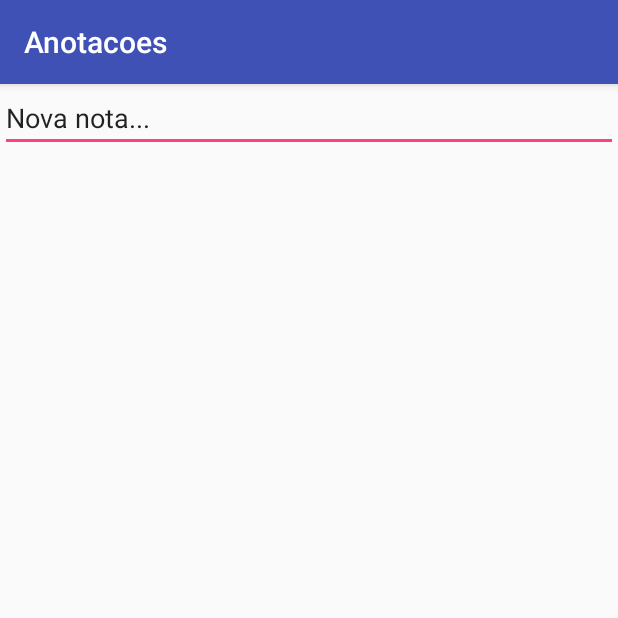
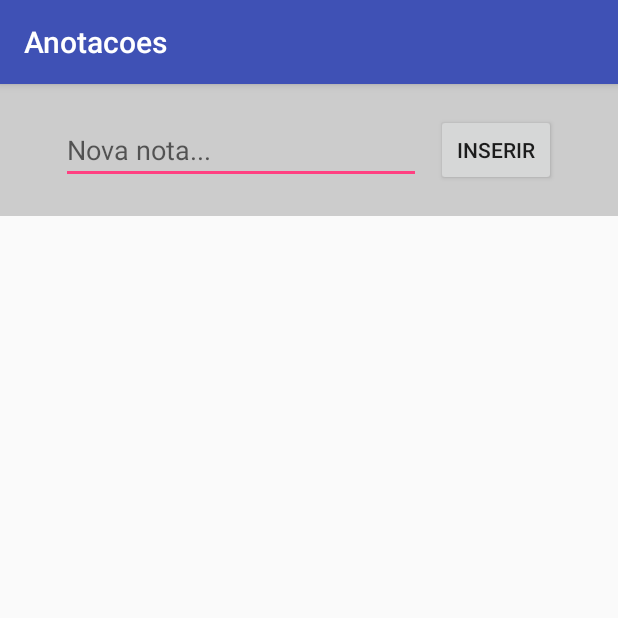
Before and after one commit to jefersondeoliveira/AppAnotacoes, an Android app: the screen it shows after launch (MainActivity), on a phone screen of 412 x 824 dp, the top half of it. Run offline under Robolectric (Android 15) with nearby library versions, the phone set to English and light mode, and no system bars.

Commit message:
refactor activity_main

```diff
--- a/app/src/main/res/layout/activity_main.xml
+++ b/app/src/main/res/layout/activity_main.xml
@@ -4,11 +4,28 @@
     android:layout_width="fill_parent"
     android:layout_height="fill_parent">
 
-    <EditText
-        android:id="@+id/edit_box"
-        android:layout_width="fill_parent"
+    <LinearLayout
+        android:layout_width="match_parent"
         android:layout_height="wrap_content"
-        android:text="Nova nota..."/>
+        android:orientation="horizontal"
+        android:padding="20dp"
+        android:background="#cccccc"
+        android:gravity="center">
+
+        <EditText
+            android:id="@+id/edit_box"
+            android:layout_width="240dp"
+            android:layout_height="wrap_content"
+            android:hint="Nova nota..."/>
+
+        <Button
+            android:id="@+id/insert_button"
+            android:layout_width="80dp"
+            android:layout_height="wrap_content"
+            android:layout_marginLeft="10dp"
+            android:text="Inserir"/>
+
+    </LinearLayout>
 
     <ListView
         android:id="@+id/notes_list"
```
